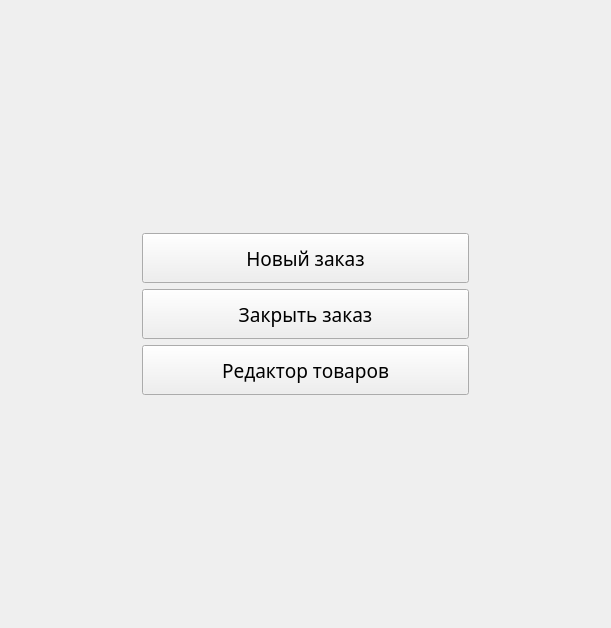
Neomer/Cassa, file View/FormMain.ui: the form before one commit.
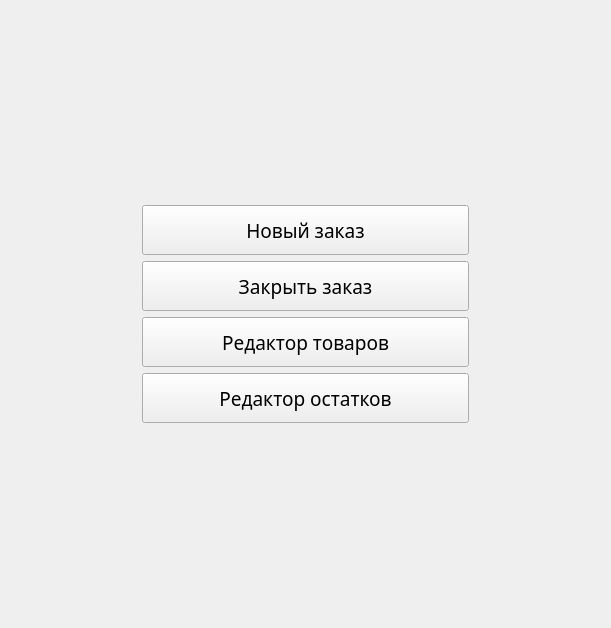
The form after the commit.

The edit to the form file:
```diff
--- a/View/FormMain.ui
+++ b/View/FormMain.ui
@@ -101,6 +101,25 @@
          </property>
         </widget>
        </item>
+       <item>
+        <widget class="QPushButton" name="cmdStock">
+         <property name="minimumSize">
+          <size>
+           <width>0</width>
+           <height>50</height>
+          </size>
+         </property>
+         <property name="font">
+          <font>
+           <family>DFKai-SB</family>
+           <pointsize>14</pointsize>
+          </font>
+         </property>
+         <property name="text">
+          <string>Редактор остатков</string>
+         </property>
+        </widget>
+       </item>
        <item>
         <spacer name="verticalSpacer">
          <property name="orientation">
```
